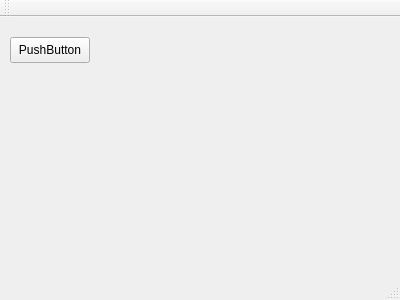
Before: the Qt Designer form cpp2013/qt/untitled/mainwindow.ui in Daiver/scripts, drawn with Qt 5.
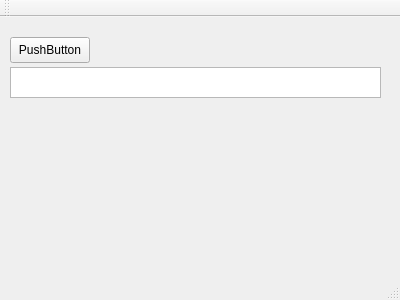
After: the same form once the commit is applied.

The edit to the form file:
```diff
--- a/cpp2013/qt/untitled/mainwindow.ui
+++ b/cpp2013/qt/untitled/mainwindow.ui
@@ -27,6 +27,16 @@
      <string>PushButton</string>
     </property>
    </widget>
+   <widget class="QPlainTextEdit" name="plainTextEdit">
+    <property name="geometry">
+     <rect>
+      <x>10</x>
+      <y>50</y>
+      <width>371</width>
+      <height>31</height>
+     </rect>
+    </property>
+   </widget>
   </widget>
   <widget class="QMenuBar" name="menuBar">
    <property name="geometry">
```
